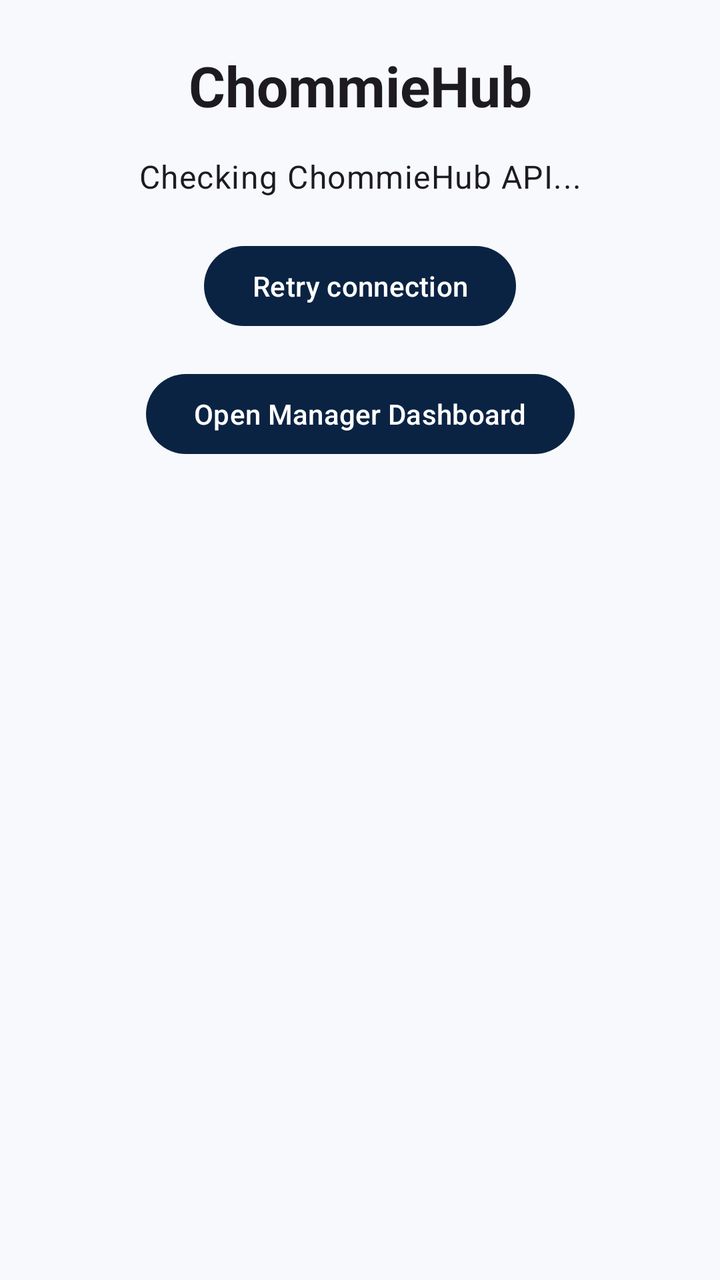
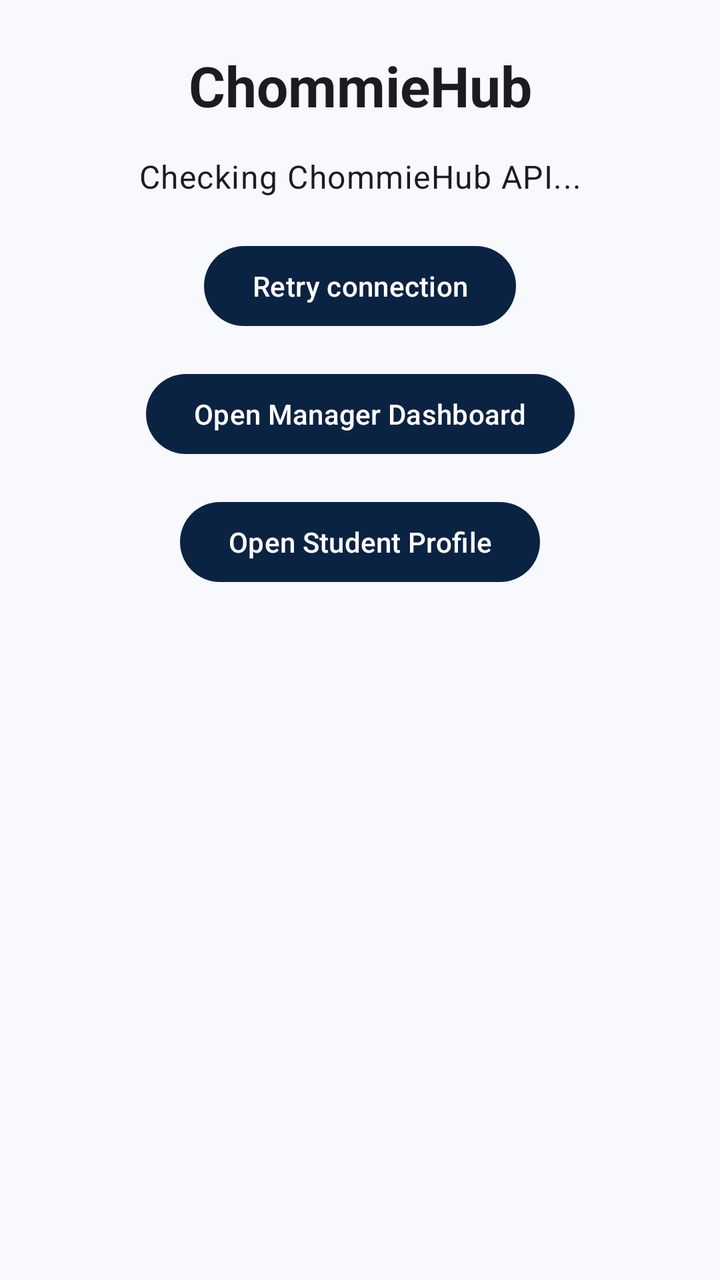

An Android layout rendered at two revisions. The XML below is the earlier revision; the diff shows what the commit changed to produce the second picture.
<!-- AndroidManifest.xml: application theme Theme.ChommieHub -->
<!-- res/layout/activity_main.xml -->
<?xml version="1.0" encoding="utf-8"?>
<androidx.constraintlayout.widget.ConstraintLayout
    xmlns:android="http://schemas.android.com/apk/res/android"
    xmlns:app="http://schemas.android.com/apk/res-auto"
    xmlns:tools="http://schemas.android.com/tools"
    android:id="@+id/main"
    android:layout_width="match_parent"
    android:layout_height="match_parent"
    android:padding="24dp"
    tools:context=".MainActivity">

    <TextView
        android:id="@+id/tvTitle"
        android:layout_width="wrap_content"
        android:layout_height="wrap_content"
        android:text="ChommieHub"
        android:textAppearance="@style/TextAppearance.Material3.HeadlineMedium"
        android:textStyle="bold"
        app:layout_constraintBottom_toTopOf="@id/tvApiStatus"
        app:layout_constraintEnd_toEndOf="parent"
        app:layout_constraintStart_toStartOf="parent"
        app:layout_constraintTop_toTopOf="parent"
        app:layout_constraintVertical_chainStyle="packed" />

    <TextView
        android:id="@+id/tvApiStatus"
        android:layout_width="0dp"
        android:layout_height="wrap_content"
        android:layout_marginTop="16dp"
        android:gravity="center"
        android:text="Checking ChommieHub API..."
        android:textAppearance="@style/TextAppearance.Material3.BodyLarge"
        app:layout_constraintEnd_toEndOf="parent"
        app:layout_constraintStart_toStartOf="parent"
        app:layout_constraintTop_toBottomOf="@id/tvTitle" />

    <Button
        android:id="@+id/btnRetry"
        android:layout_width="wrap_content"
        android:layout_height="wrap_content"
        android:layout_marginTop="20dp"
        android:text="Retry connection"
        app:layout_constraintEnd_toEndOf="parent"
        app:layout_constraintStart_toStartOf="parent"
        app:layout_constraintTop_toBottomOf="@id/tvApiStatus" />

    <Button
        android:id="@+id/btnOpenManager"
        android:layout_width="wrap_content"
        android:layout_height="wrap_content"
        android:layout_marginTop="16dp"
        android:text="Open Manager Dashboard"
        app:layout_constraintEnd_toEndOf="parent"
        app:layout_constraintStart_toStartOf="parent"
        app:layout_constraintTop_toBottomOf="@id/btnRetry" />

</androidx.constraintlayout.widget.ConstraintLayout>
<!-- resources referenced by this layout -->
<resources>
  <style name="Theme.ChommieHub" parent="Base.Theme.ChommieHub" />
  <style name="Base.Theme.ChommieHub" parent="Theme.Material3.DayNight.NoActionBar">
  
          <item name="colorPrimary">@color/chommie_navy</item>
          <item name="colorOnPrimary">@color/white</item>
  
          <item name="colorSecondary">@color/chommie_gold</item>
          <item name="colorOnSecondary">@color/chommie_navy</item>
  
          <item name="colorSurface">@color/chommie_surface</item>
          <item name="colorOnSurface">@color/chommie_text_primary</item>
  
          <item name="android:windowBackground">@color/chommie_background</item>
  
          <item name="android:statusBarColor">@color/chommie_navy</item>
          <item name="android:navigationBarColor">@color/chommie_navy</item>
  
          <item name="android:windowLightStatusBar">false</item>
          <item name="android:windowLightNavigationBar">false</item>
  
      </style>
  <color name="chommie_navy">#0B2343</color>
  <color name="white">#FFFFFF</color>
  <color name="chommie_gold">#F4AA08</color>
  <color name="chommie_surface">#FFFFFF</color>
  <color name="chommie_text_primary">#172033</color>
  <color name="chommie_background">#F7F9FC</color>
</resources>

<!-- the commit's change to res/layout/activity_main.xml (unified diff, before → after) -->
@@ -54,4 +54,14 @@
         app:layout_constraintStart_toStartOf="parent"
         app:layout_constraintTop_toBottomOf="@id/btnRetry" />
 
+    <Button
+        android:id="@+id/btnOpenStudentProfile"
+        android:layout_width="wrap_content"
+        android:layout_height="wrap_content"
+        android:layout_marginTop="16dp"
+        android:text="Open Student Profile"
+        app:layout_constraintEnd_toEndOf="parent"
+        app:layout_constraintStart_toStartOf="parent"
+        app:layout_constraintTop_toBottomOf="@id/btnOpenManager" />
+
 </androidx.constraintlayout.widget.ConstraintLayout>
